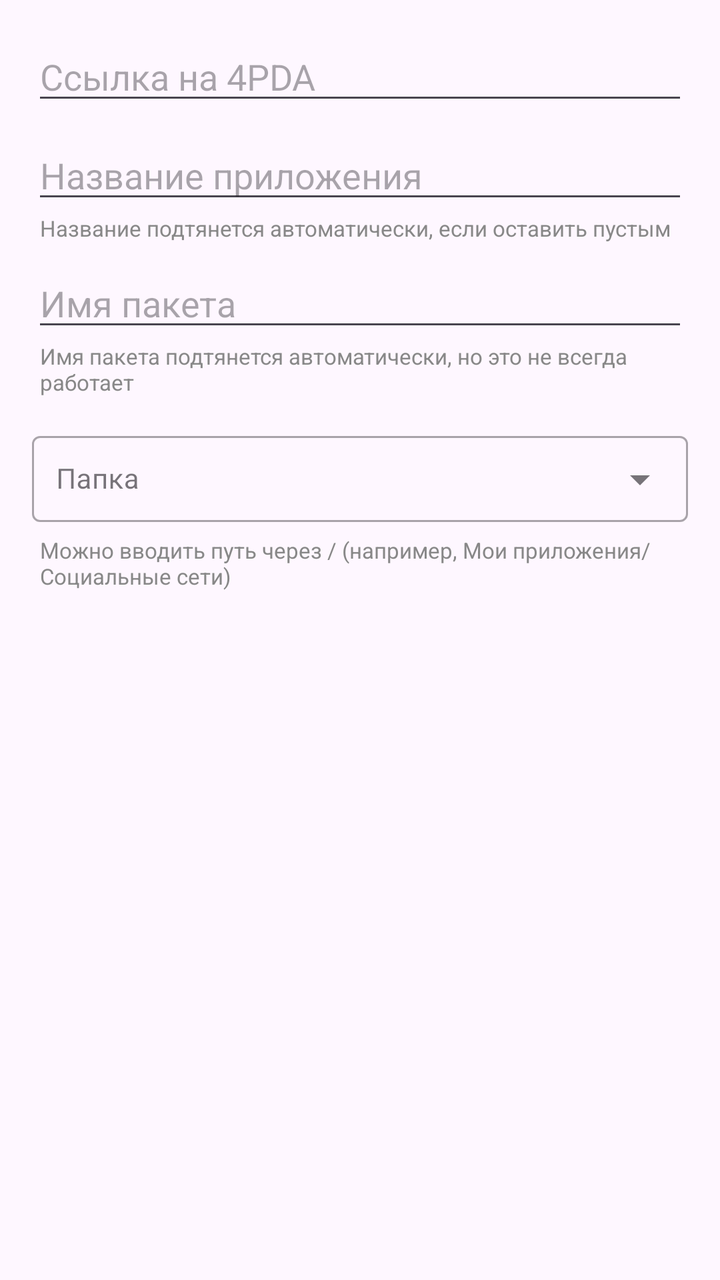
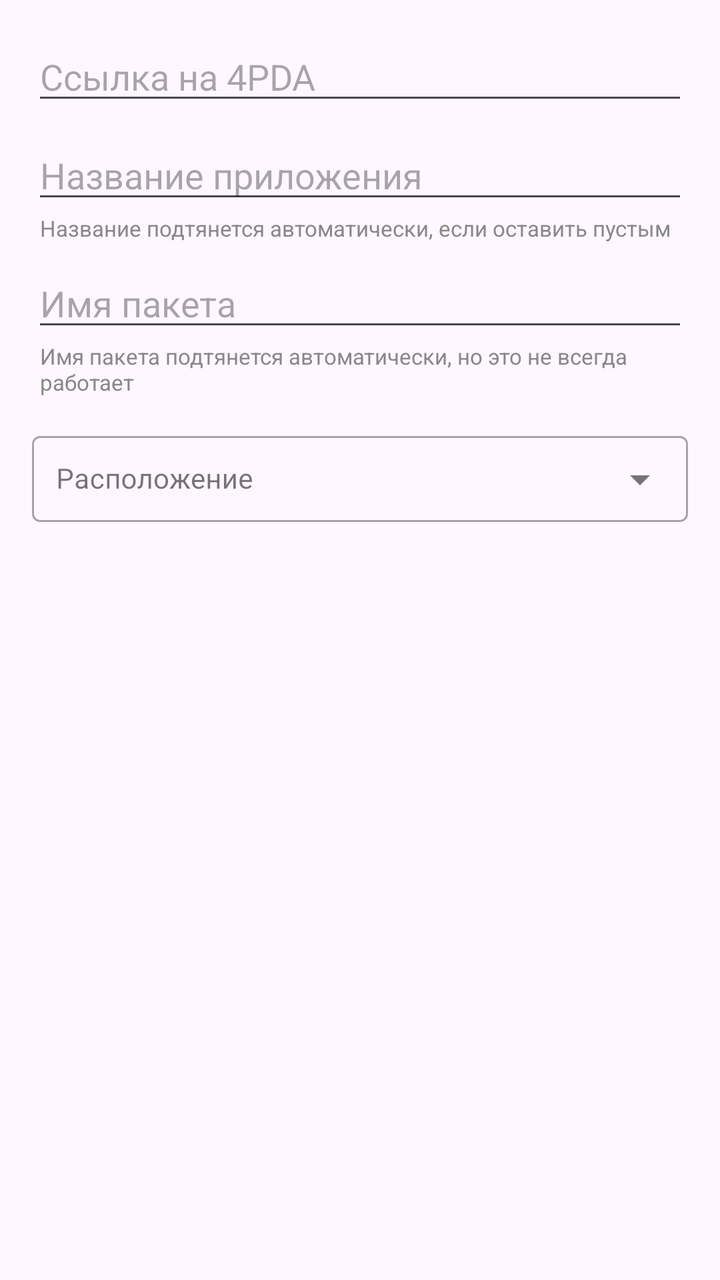

Before-and-after screenshots of an Android layout around one commit, followed by the original layout XML and the change that was made.
<!-- AndroidManifest.xml: application theme Theme._4PDAUpdateChecker -->
<!-- res/layout/dialog_add_app.xml -->
<?xml version="1.0" encoding="utf-8"?>
<LinearLayout xmlns:android="http://schemas.android.com/apk/res/android"
    xmlns:app="http://schemas.android.com/apk/res-auto"
    android:layout_width="match_parent"
    android:layout_height="wrap_content"
    android:orientation="vertical"
    android:padding="16dp">

    <EditText
        android:id="@+id/editTopicUrl"
        android:layout_width="match_parent"
        android:layout_height="wrap_content"
        android:hint="Ссылка на 4PDA"
        android:inputType="textUri"
        android:autofillHints="url" />

    <EditText
        android:id="@+id/editAppName"
        android:layout_width="match_parent"
        android:layout_height="wrap_content"
        android:layout_marginTop="8dp"
        android:hint="Название приложения"
        android:inputType="textCapWords"
        android:autofillHints="name" />

    <TextView
        android:layout_width="match_parent"
        android:layout_height="wrap_content"
        android:text="Название подтянется автоматически, если оставить пустым"
        android:textSize="11sp"
        android:textColor="#888888"
        android:layout_marginStart="4dp" />

    <EditText
        android:id="@+id/editPackageName"
        android:layout_width="match_parent"
        android:layout_height="wrap_content"
        android:layout_marginTop="8dp"
        android:hint="Имя пакета"
        android:inputType="text"
        android:autofillHints="packageName" />

    <TextView
        android:layout_width="match_parent"
        android:layout_height="wrap_content"
        android:text="Имя пакета подтянется автоматически, но это не всегда работает"
        android:textSize="11sp"
        android:textColor="#888888"
        android:layout_marginStart="4dp" />

    <com.google.android.material.textfield.TextInputLayout
        style="@style/Widget.MaterialComponents.TextInputLayout.OutlinedBox.ExposedDropdownMenu"
        android:layout_width="match_parent"
        android:layout_height="wrap_content"
        android:layout_marginTop="12dp"
        android:hint="Папка">

        <AutoCompleteTextView
            android:id="@+id/editFolderName"
            android:layout_width="match_parent"
            android:layout_height="wrap_content"
            android:padding="12dp"
            android:textSize="14sp"
            android:inputType="text" />

    </com.google.android.material.textfield.TextInputLayout>

    <TextView
        android:layout_width="match_parent"
        android:layout_height="wrap_content"
        android:layout_marginTop="4dp"
        android:text="Можно вводить путь через / (например, Мои приложения/Социальные сети)"
        android:textSize="11sp"
        android:textColor="#888888"
        android:layout_marginStart="4dp" />

</LinearLayout>
<!-- resources referenced by this layout -->
<resources>
  <style name="Theme._4PDAUpdateChecker" parent="Base.Theme._4PDAUpdateChecker" />
  <style name="Base.Theme._4PDAUpdateChecker" parent="Theme.Material3.DayNight.NoActionBar">
          
          <item name="colorPrimary">#2196F3</item>
          <item name="toolbarBackground">?attr/colorPrimary</item>
          <item name="android:statusBarColor">?attr/colorPrimary</item>
          <item name="android:navigationBarColor">?attr/colorPrimary</item>
          <item name="android:windowLightStatusBar">false</item>
          <item name="android:windowLightNavigationBar" tools:targetApi="27">false</item>
      </style>
</resources>

<!-- the commit's change to res/layout/dialog_add_app.xml (unified diff, before → after) -->
@@ -53,7 +53,7 @@
         android:layout_width="match_parent"
         android:layout_height="wrap_content"
         android:layout_marginTop="12dp"
-        android:hint="Папка">
+        android:hint="Расположение">
 
         <AutoCompleteTextView
             android:id="@+id/editFolderName"
@@ -65,13 +65,13 @@
 
     </com.google.android.material.textfield.TextInputLayout>
 
-    <TextView
+    <EditText
+        android:id="@+id/editCustomFolderName"
         android:layout_width="match_parent"
         android:layout_height="wrap_content"
-        android:layout_marginTop="4dp"
-        android:text="Можно вводить путь через / (например, Мои приложения/Социальные сети)"
-        android:textSize="11sp"
-        android:textColor="#888888"
-        android:layout_marginStart="4dp" />
+        android:layout_marginTop="8dp"
+        android:hint="Укажите свой путь (например, Игры/RPG)"
+        android:inputType="text"
+        android:visibility="gone" />
 
 </LinearLayout>
